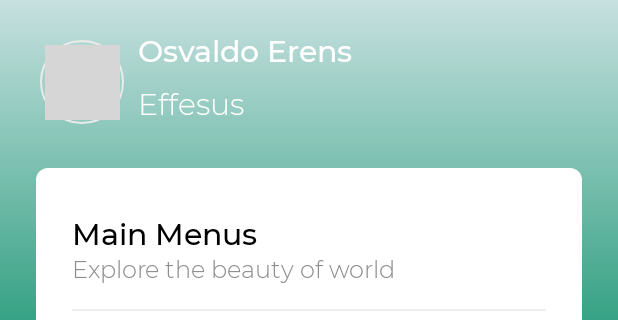
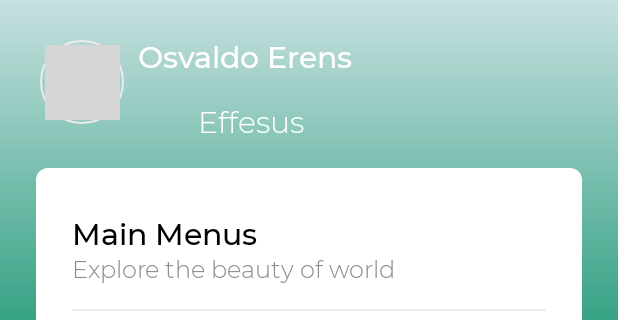
Before and after one commit to osvaldoerens/pelitahidup, an Android app: the layout activity_main.xml on its own in the app's theme, with its tools: preview values and no code run, on a phone screen of 412 x 824 dp, the part 84-404 px from its top. Run offline under Robolectric (Android 15) with nearby library versions, the phone set to English and light mode, and no system bars; grey boxes are pictures that could not be loaded.

Commit message:
last commit in today

```diff
--- a/app/src/main/res/layout/activity_main.xml
+++ b/app/src/main/res/layout/activity_main.xml
@@ -24,6 +24,7 @@
             android:layout_height="wrap_content">
 
             <View
+                android:id="@+id/view2"
                 android:layout_width="match_parent"
                 android:layout_height="310dp"
                 android:background="@drawable/bg_overlay_getstarted"
@@ -77,22 +78,20 @@
                 android:layout_width="wrap_content"
                 android:layout_height="31dp"
                 android:layout_marginStart="12dp"
-                android:layout_marginLeft="12dp"
-                android:layout_marginTop="20dp"
+                android:layout_marginTop="24dp"
                 android:fontFamily="@font/mmedium"
                 android:textColor="#FFF"
                 android:textSize="20sp"
                 app:layout_constraintStart_toEndOf="@+id/photo_home_user"
                 app:layout_constraintTop_toBottomOf="@+id/textView2"
-                tools:text="Osvaldo Erens"/>
+                tools:text="Osvaldo Erens" />
 
             <TextView
                 android:id="@+id/bio"
                 android:layout_width="wrap_content"
                 android:layout_height="wrap_content"
-                android:layout_marginStart="12dp"
-                android:layout_marginLeft="8dp"
-                android:layout_marginTop="4dp"
+                android:layout_marginStart="52dp"
+                android:layout_marginTop="12dp"
                 android:fontFamily="@font/mlight"
                 android:textColor="#FFF"
                 android:textSize="20sp"
```
Also changed, not shown: app/src/main/java/pelitahidup/gpib/pelitahidup/adapter/UserAdapter.java (added, +59 -0 lines), app/src/main/res/layout/activity_data_jemaat.xml (+7 -2 lines), app/src/main/res/layout/list_jemaat.xml (added, +41 -0 lines).
